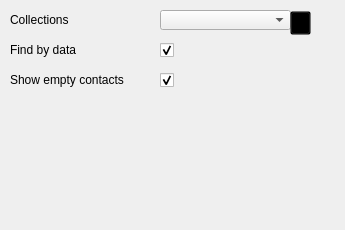
First picture: the form in contacts/config.ui, repository KDE/akonadi-google-applets, before the edit.
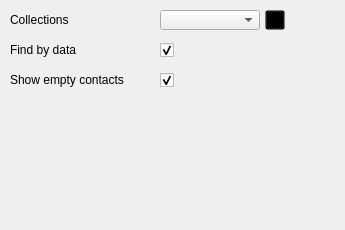
Second picture: the form after the edit.

Diff of the .ui file:
```diff
--- a/contacts/config.ui
+++ b/contacts/config.ui
@@ -37,7 +37,7 @@
     <rect>
      <x>160</x>
      <y>10</y>
-     <width>131</width>
+     <width>100</width>
      <height>20</height>
     </rect>
    </property>
@@ -57,10 +57,10 @@
   <widget class="QPushButton" name="loadCollections">
    <property name="geometry">
     <rect>
-     <x>290</x>
-     <y>11</y>
-     <width>21</width>
-     <height>24</height>
+     <x>265</x>
+     <y>10</y>
+     <width>20</width>
+     <height>20</height>
     </rect>
    </property>
    <property name="styleSheet">
```
